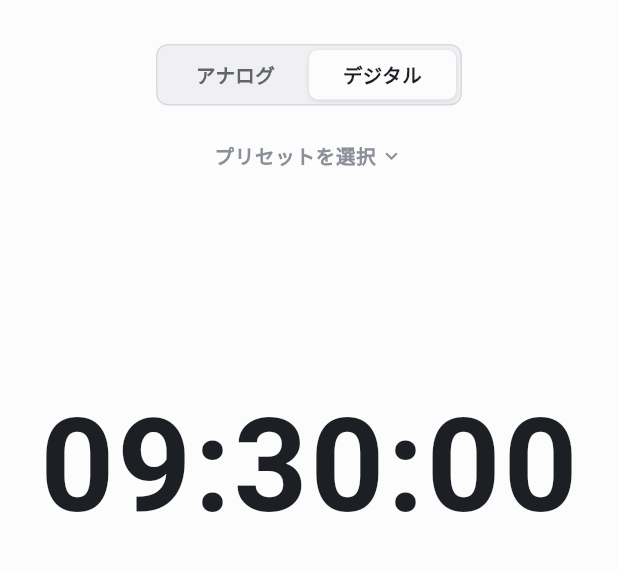
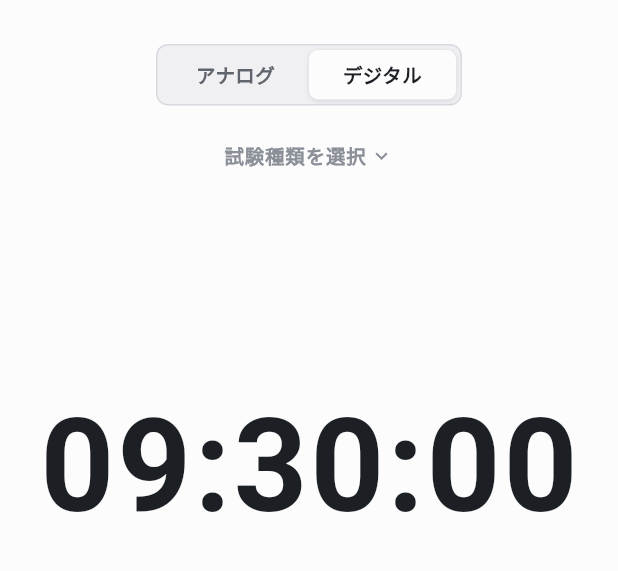
Before and after one commit to TatsuhitoYoshikawa/shikendokei_app, a Flutter app: the screen it shows after launch, after a tap on "デジタル", on a phone screen of 412 x 824 dp, the part 61-632 px from its top. Run offline on Flutter 3.47's test engine with Material 3 defaults, Android fonts, the phone set to English and light mode, and no system bars; our stand-ins replace audioplayers, google_fonts, shared_preferences; Roboto replaces fonts that are missing (Shippori Mincho, Zen Kaku Gothic New).

Commit message:
v1.1.0: 日本語フォント変更・試験種類(プリセット)の操作改善
- 日本語フォントを memento_mori と同系統に変更
  - 見出し=Shippori Mincho / UI=Zen Kaku Gothic New / 数字=Roboto
  - lib/theme/app_text.dart を追加、app_theme でデフォルトを Zen Kaku に
- 「プリセット」を「試験種類」に名称変更（UI表示文言）
- 選択中の試験種類でも編集・削除できるよう三点リーダを常時表示
- 試験種類の未選択状態を許可
  - 一覧先頭に「選択しない」行を追加（未選択時はチェック表示）
  - 選択中を削除したら未選択に戻る
  - 未選択時は時計上に「試験種類を選択」と表示
- version を 1.1.0+2 に更新

Co-Authored-By: Claude Opus 4.8 (1M context) <noreply@anthropic.com>

```diff
--- a/lib/clock_screen.dart
+++ b/lib/clock_screen.dart
@@ -6,6 +6,7 @@ import 'package:flutter/material.dart';
 import 'models/exam_preset.dart';
 import 'preset_store.dart';
 import 'theme/app_colors.dart';
+import 'theme/app_text.dart';
 import 'theme/theme_controller.dart';
 import 'widgets/analog_clock.dart';
 import 'widgets/digital_clock.dart';
@@ -150,8 +151,17 @@ class _ClockScreenState extends State<ClockScreen> {
       context,
       presets: _presets,
       selectedName: _presetName,
+      onDeselect: () => setState(() => _presetName = null),
       onChanged: (updated) {
-        setState(() => _presets = updated);
+        setState(() {
+          _presets = updated;
+          // 選択中のプリセットが削除（または改名）されて一覧から無くなったら、
+          // 未選択状態に戻す（時計上は「試験種類を選択」表示になる）。
+          if (_presetName != null &&
+              !updated.any((p) => p.name == _presetName)) {
+            _presetName = null;
+          }
+        });
         PresetStore.save(updated);
       },
     );
@@ -251,15 +261,29 @@ class _ClockScreenState extends State<ClockScreen> {
                       ),
                       const SizedBox(height: 14),
 
-                      // 経過時間キャプション。
-                      Text(
-                        '経過 ${_hms(_elapsed)}',
-                        style: TextStyle(
-                          fontSize: 13,
-                          fontWeight: FontWeight.w500,
-                          color: colors.textMuted,
-                          letterSpacing: 0.08 * 13,
-                          fontFeatures: const [FontFeature.tabularFigures()],
+                      // 経過時間キャプション（ラベルはゴシック・数字は Roboto）。
+                      Text.rich(
+                        TextSpan(
+                          children: [
+                            TextSpan(
+                              text: '経過 ',
+                              style: AppText.ui(
+                                size: 13,
+                                weight: FontWeight.w500,
+                                color: colors.textMuted,
+                                letterSpacing: 0.08 * 13,
+                              ),
+                            ),
+                            TextSpan(
+                              text: _hms(_elapsed),
+                              style: AppText.numeric(
+                                size: 13,
+                                weight: FontWeight.w500,
+                                color: colors.textMuted,
+                                letterSpacing: 0.08 * 13,
+                              ),
+                            ),
+                          ],
                         ),
                       ),
 
@@ -342,7 +366,7 @@ class _ClockScreenState extends State<ClockScreen> {
           children: [
             Flexible(
               child: Text(
-                hasPreset ? _presetName! : 'プリセットを選択',
+                hasPreset ? _presetName! : '試験種類を選択',
                 textAlign: TextAlign.center,
                 style: TextStyle(
                   fontSize: 13,
@@ -437,11 +461,10 @@ class _ClockScreenState extends State<ClockScreen> {
                 children: [
                   Text(
                     value,
-                    style: TextStyle(
-                      fontSize: 20,
-                      fontWeight: FontWeight.w600,
+                    style: AppText.numeric(
+                      size: 20,
+                      weight: FontWeight.w600,
                       color: colors.textPrimary,
-                      fontFeatures: const [FontFeature.tabularFigures()],
                     ),
                   ),
                   Icon(Icons.edit, size: 16, color: colors.textMuted),
@@ -491,10 +514,10 @@ class _ClockScreenState extends State<ClockScreen> {
                     const SizedBox(height: 12),
                     Text(
                       '試験終了',
-                      style: TextStyle(
+                      style: AppText.serif(
+                        size: 42,
+                        weight: FontWeight.w600,
                         color: colors.finishTitle,
-                        fontSize: 42,
-                        fontWeight: FontWeight.w600,
                         letterSpacing: 0.06 * 42,
                       ),
                     ),
--- /dev/null
+++ b/lib/theme/app_text.dart
@@ -0,0 +1,60 @@
+import 'package:flutter/material.dart';
+import 'package:google_fonts/google_fonts.dart';
+
+/// アプリの日本語フォント。memento_mori と同じ構成:
+/// - 見出し（[serif]）= Shippori Mincho（明朝）
+/// - UI 本文（[ui]）= Zen Kaku Gothic New（ゴシック）
+/// - 数字（[numeric]）= Roboto（等幅数字）
+///
+/// 既定の本文フォントは [AppTheme] で Zen Kaku Gothic New に設定する。
+/// 見出し・数字など、用途が明確な箇所はここのヘルパーで個別に指定する。
+class AppText {
+  AppText._();
+
+  /// 見出し（明朝・Shippori Mincho）。
+  static TextStyle serif({
+    double? size,
+    FontWeight weight = FontWeight.w600,
+    Color? color,
+    double? height,
+    double? letterSpacing,
+  }) =>
+      GoogleFonts.shipporiMincho(
+        fontSize: size,
+        fontWeight: weight,
+        color: color,
+        height: height,
+        letterSpacing: letterSpacing,
+      );
+
+  /// UI 本文（ゴシック・Zen Kaku Gothic New）。
+  static TextStyle ui({
+    double? size,
+    FontWeight weight = FontWeight.w400,
+    Color? color,
+    double? height,
+    double? letterSpacing,
+  }) =>
+      GoogleFonts.zenKakuGothicNew(
+        fontSize: size,
+        fontWeight: weight,
+        color: color,
+        height: height,
+        letterSpacing: letterSpacing,
+      );
+
+  /// 数字（Roboto・等幅数字）。時計表示・時刻・経過時間などに。
+  static TextStyle numeric({
+    double? size,
+    FontWeight weight = FontWeight.w600,
+    Color? color,
+    double? letterSpacing,
+  }) =>
+      GoogleFonts.roboto(
+        fontSize: size,
+        fontWeight: weight,
+        color: color,
+        letterSpacing: letterSpacing,
+        fontFeatures: const [FontFeature.tabularFigures()],
+      );
+}
--- a/lib/theme/app_theme.dart
+++ b/lib/theme/app_theme.dart
@@ -1,6 +1,8 @@
 import 'package:flutter/material.dart';
+import 'package:google_fonts/google_fonts.dart';
 
 import 'app_colors.dart';
+import 'app_text.dart';
 
 /// アプリのライト/ダーク [ThemeData] 定義。
 ///
@@ -25,12 +27,18 @@ class AppTheme {
       error: c.danger,
     );
 
+    final base = ThemeData(brightness: brightness);
+    // 既定の本文フォントを Zen Kaku Gothic New（ゴシック）にする。
+    final textTheme = GoogleFonts.zenKakuGothicNewTextTheme(base.textTheme)
+        .apply(bodyColor: c.textPrimary, displayColor: c.textPrimary);
+
     return ThemeData(
       useMaterial3: true,
       brightness: brightness,
       colorScheme: scheme,
       scaffoldBackgroundColor: c.screenBg,
       extensions: [c],
+      textTheme: textTheme,
       appBarTheme: AppBarTheme(
         backgroundColor: c.screenBg,
         foregroundColor: c.textPrimary,
@@ -38,10 +46,11 @@ class AppTheme {
         elevation: 0,
         scrolledUnderElevation: 0,
         centerTitle: true,
-        titleTextStyle: TextStyle(
+        // 見出しは明朝（Shippori Mincho）。
+        titleTextStyle: AppText.serif(
+          size: 17,
+          weight: FontWeight.w600,
           color: c.textPrimary,
-          fontSize: 17,
-          fontWeight: FontWeight.w700,
         ),
       ),
       dialogTheme: DialogThemeData(
@@ -51,10 +60,10 @@ class AppTheme {
           borderRadius: BorderRadius.circular(16),
           side: BorderSide(color: c.dialogBorder),
         ),
-        titleTextStyle: TextStyle(
+        titleTextStyle: AppText.serif(
+          size: 16,
+          weight: FontWeight.w600,
           color: c.textPrimary,
-          fontSize: 16,
-          fontWeight: FontWeight.w700,
         ),
       ),
       bottomSheetTheme: BottomSheetThemeData(
--- a/lib/widgets/analog_clock.dart
+++ b/lib/widgets/analog_clock.dart
@@ -3,6 +3,7 @@ import 'dart:math' as math;
 import 'package:flutter/material.dart';
 
 import '../theme/app_colors.dart';
+import '../theme/app_text.dart';
 
 /// 表示時刻（時/分/秒）を受け取り、文字盤・目盛り・3本の針を描画するアナログ時計。
 ///
@@ -114,11 +115,10 @@ class _ClockPainter extends CustomPainter {
       final tp = TextPainter(
         text: TextSpan(
           text: label,
-          style: TextStyle(
+          style: AppText.numeric(
+            size: 16,
+            weight: FontWeight.w700,
             color: colors.clockNumber,
-            fontSize: 16,
-            fontWeight: FontWeight.w700,
-            fontFeatures: const [FontFeature.tabularFigures()],
           ),
         ),
         textAlign: TextAlign.center,
--- a/lib/widgets/digital_clock.dart
+++ b/lib/widgets/digital_clock.dart
@@ -1,6 +1,7 @@
 import 'package:flutter/material.dart';
 
 import '../theme/app_colors.dart';
+import '../theme/app_text.dart';
 
 /// 表示時刻を `HH:MM:SS` の大きな等幅表示で描画するデジタル時計。
 class DigitalClock extends StatelessWidget {
@@ -24,11 +25,10 @@ class DigitalClock extends StatelessWidget {
       fit: BoxFit.scaleDown,
       child: Text(
         text,
-        style: TextStyle(
+        style: AppText.numeric(
+          size: 96,
+          weight: FontWeight.bold,
           color: colors.textPrimary,
-          fontSize: 96,
-          fontWeight: FontWeight.bold,
-          fontFeatures: const [FontFeature.tabularFigures()],
           letterSpacing: 2,
         ),
       ),
--- a/pubspec.yaml
+++ b/pubspec.yaml
@@ -1,7 +1,7 @@
 name: shikendokei
 description: "試験時計 - 設定した開始時刻から時を刻む試験シミュレーション時計アプリ"
 publish_to: 'none'
-version: 1.0.0+1
+version: 1.1.0+2
 
 environment:
   sdk: ">=3.0.0 <4.0.0"
@@ -11,6 +11,8 @@ dependencies:
     sdk: flutter
   audioplayers: ^6.1.0
   shared_preferences: ^2.3.0
+  # 日本語フォント（見出し=Shippori Mincho / UI=Zen Kaku Gothic New / 数字=Roboto）
+  google_fonts: ^6.2.1
 
 dev_dependencies:
   flutter_test:
```
Also changed, not shown: lib/widgets/preset_edit_dialog.dart (+5 -5 lines), lib/widgets/preset_manager_sheet.dart (+59 -15 lines), lib/widgets/time_setting_dialog.dart (+13 -16 lines), pubspec.lock.
